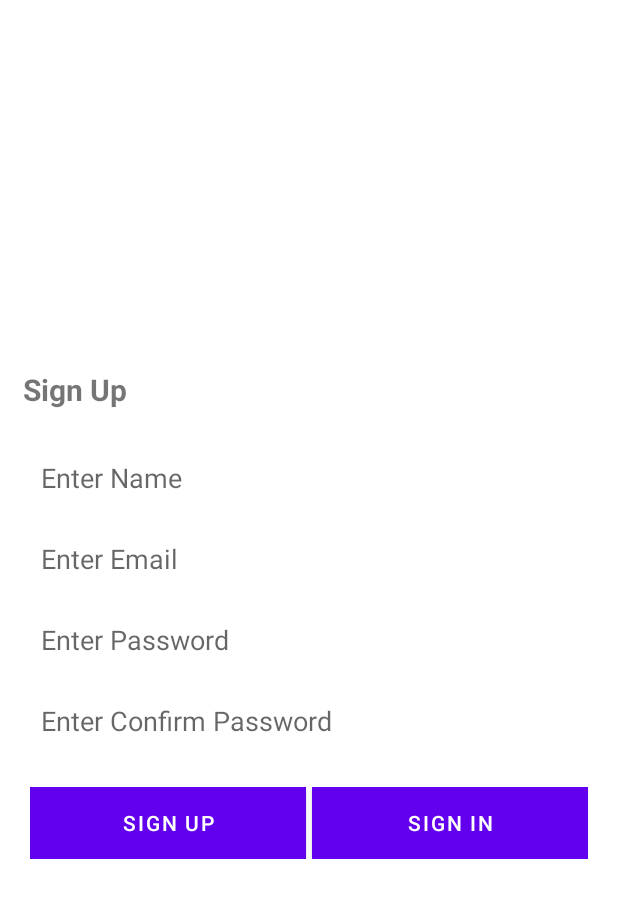
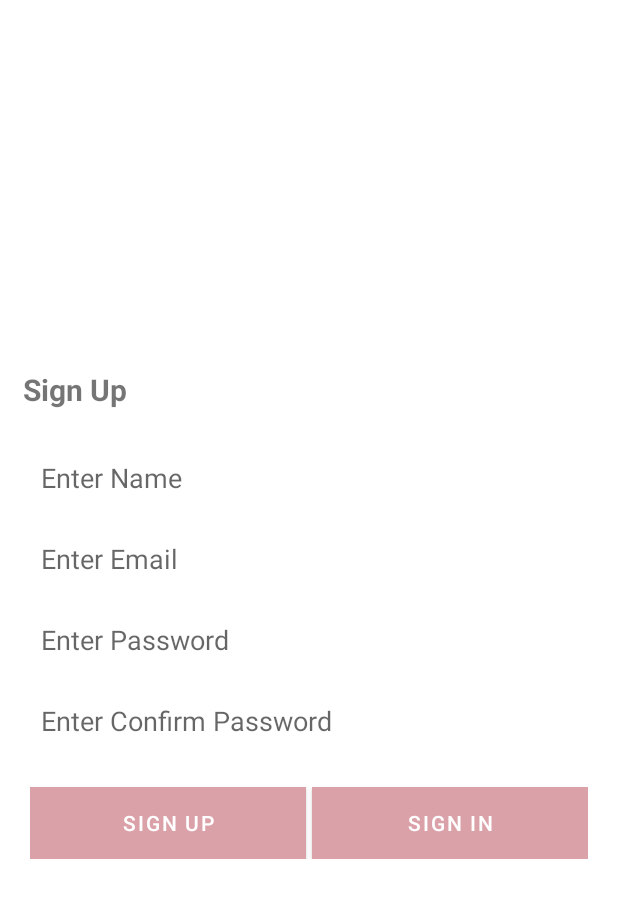
Before and after one commit to nafeesanaz/MyFirebaseChatApp, an Android app: the layout activity_register.xml on its own in the app's theme, with its tools: preview values and no code run, on a phone screen of 412 x 824 dp. Shown: the top 898 px of the screen. Run offline under Robolectric (Android 15) with nearby library versions, the phone set to English and light mode, and no system bars.

Commit message:
Registering to App

```diff
--- a/app/src/main/res/layout/activity_register.xml
+++ b/app/src/main/res/layout/activity_register.xml
@@ -69,8 +69,8 @@
             android:textColor="@color/colorText"
             android:background="@color/colorTextBackground"
             android:padding="12dp"
-            android:hint="@string/enter_comfirm_password"
-            android:id="@+id/etComfirmPassword" />
+            android:hint="@string/enter_confirm_password"
+            android:id="@+id/etConfirmPassword" />
     <LinearLayout
         android:layout_width="match_parent"
         android:layout_height="wrap_content"
--- a/app/src/main/res/values/strings.xml
+++ b/app/src/main/res/values/strings.xml
@@ -7,5 +7,5 @@
     <string name="label_login"> Login </string>
     <string name="label_sign_in"> Sign In </string>
     <string name="enter_password"> Enter Password </string>
-    <string name="enter_comfirm_password"> Enter Confirm Password </string>
+    <string name="enter_confirm_password"> Enter Confirm Password </string>
 </resources>
--- a/app/src/main/res/values/themes.xml
+++ b/app/src/main/res/values/themes.xml
@@ -1,8 +1,8 @@
 <resources xmlns:tools="http://schemas.android.com/tools">
     <!-- Base application theme. -->
-    <style name="Theme.MyFirebaseChatApp" parent="Theme.MaterialComponents.DayNight.DarkActionBar">
+    <style name="Theme.MyFirebaseChatApp" parent="Theme.MaterialComponents.DayNight.NoActionBar">
         <!-- Primary brand color. -->
-        <item name="colorPrimary">@color/purple_500</item>
+        <item name="colorPrimary">@color/colorPrimary</item>
         <item name="colorPrimaryVariant">@color/purple_700</item>
         <item name="colorOnPrimary">@color/white</item>
         <!-- Secondary brand color. -->
```
Also changed, not shown: app/src/main/AndroidManifest.xml (+4 -3 lines), app/src/main/java/com/example/myfirebasechatapp/HomeActivity.kt (added, +11 -0 lines), app/src/main/java/com/example/myfirebasechatapp/RegisterActivity.kt (+41 -0 lines), app/src/main/res/layout/activity_home.xml (added, +9 -0 lines).
